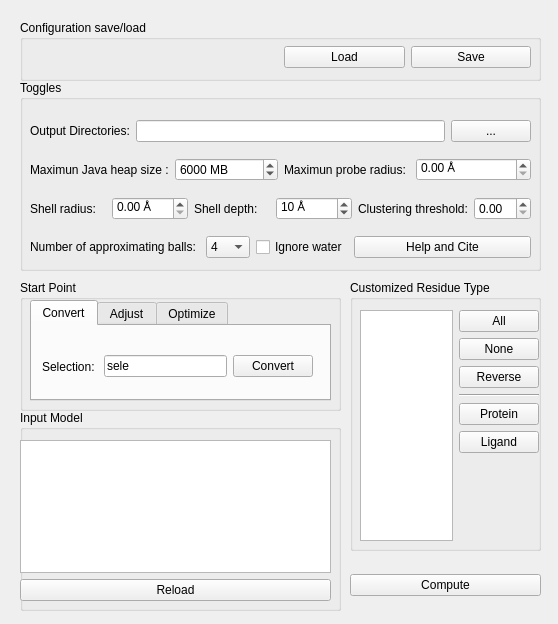
The window that Caver4/ui/caver.ui (YaoYinYing/caver-pymol-plugin) describes before a commit, drawn with Qt 5.
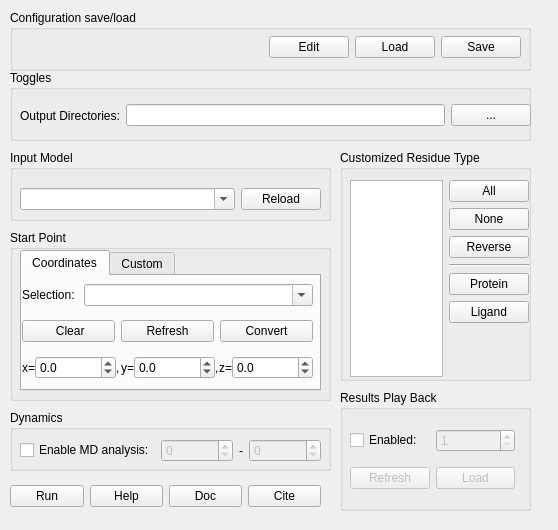
The same window after the commit.

The edit to the form file:
```diff
--- a/Caver4/ui/caver.ui
+++ b/Caver4/ui/caver.ui
@@ -7,19 +7,19 @@
     <x>0</x>
     <y>0</y>
     <width>558</width>
-    <height>624</height>
+    <height>530</height>
    </rect>
   </property>
   <property name="minimumSize">
    <size>
     <width>558</width>
-    <height>624</height>
+    <height>530</height>
    </size>
   </property>
   <property name="maximumSize">
    <size>
     <width>558</width>
-    <height>624</height>
+    <height>530</height>
    </size>
   </property>
   <property name="windowTitle">
@@ -28,8 +28,8 @@
   <widget class="QGroupBox" name="groupBox">
    <property name="geometry">
     <rect>
-     <x>20</x>
-     <y>20</y>
+     <x>10</x>
+     <y>10</y>
      <width>521</width>
      <height>61</height>
     </rect>
@@ -49,6 +49,12 @@
     <layout class="QHBoxLayout" name="horizontalLayout_9">
      <item>
       <widget class="QLabel" name="label_configStatus">
+       <property name="sizePolicy">
+        <sizepolicy hsizetype="Expanding" vsizetype="Preferred">
+         <horstretch>0</horstretch>
+         <verstretch>0</verstretch>
+        </sizepolicy>
+       </property>
        <property name="text">
         <string/>
        </property>
@@ -56,8 +62,27 @@
      </item>
      <item>
       <layout class="QHBoxLayout" name="horizontalLayout_10">
+       <item>
+        <widget class="QPushButton" name="pushButton_editConfig">
+         <property name="sizePolicy">
+          <sizepolicy hsizetype="Fixed" vsizetype="Fixed">
+           <horstretch>0</horstretch>
+           <verstretch>0</verstretch>
+          </sizepolicy>
+         </property>
+         <property name="text">
+          <string>Edit</string>
+         </property>
+        </widget>
+       </item>
        <item>
         <widget class="QPushButton" name="pushButton_loadConfig">
+         <property name="sizePolicy">
+          <sizepolicy hsizetype="Fixed" vsizetype="Fixed">
+           <horstretch>0</horstretch>
+           <verstretch>0</verstretch>
+          </sizepolicy>
+         </property>
          <property name="text">
           <string>Load</string>
          </property>
@@ -65,6 +90,12 @@
        </item>
        <item>
         <widget class="QPushButton" name="pushButton_saveConfig">
+         <property name="sizePolicy">
+          <sizepolicy hsizetype="Fixed" vsizetype="Fixed">
+           <horstretch>0</horstretch>
+           <verstretch>0</verstretch>
+          </sizepolicy>
+         </property>
          <property name="text">
           <string>Save</string>
          </property>
@@ -78,225 +109,45 @@
   <widget class="QGroupBox" name="groupBox_2">
    <property name="geometry">
     <rect>
-     <x>20</x>
-     <y>80</y>
+     <x>10</x>
+     <y>70</y>
      <width>521</width>
-     <height>191</height>
+     <height>71</height>
     </rect>
    </property>
    <property name="title">
     <string>Toggles</string>
    </property>
-   <widget class="QWidget" name="verticalLayoutWidget">
+   <widget class="QWidget" name="">
     <property name="geometry">
      <rect>
       <x>10</x>
-      <y>30</y>
-      <width>501</width>
-      <height>161</height>
+      <y>20</y>
+      <width>511</width>
+      <height>51</height>
      </rect>
     </property>
-    <layout class="QVBoxLayout" name="verticalLayout">
+    <layout class="QHBoxLayout" name="horizontalLayout_13">
      <item>
-      <layout class="QHBoxLayout" name="horizontalLayout_13">
+      <layout class="QHBoxLayout" name="horizontalLayout_12">
        <item>
-        <layout class="QHBoxLayout" name="horizontalLayout_12">
-         <item>
-          <widget class="QLabel" name="label_8">
-           <property name="text">
-            <string>Output Directories:</string>
-           </property>
-          </widget>
-         </item>
-         <item>
-          <widget class="QLineEdit" name="lineEdit_outputDir"/>
-         </item>
-        </layout>
-       </item>
-       <item>
-        <widget class="QPushButton" name="pushButton_openOutputDir">
+        <widget class="QLabel" name="label_8">
          <property name="text">
-          <string>...</string>
+          <string>Output Directories:</string>
          </property>
         </widget>
        </item>
-      </layout>
-     </item>
-     <item>
-      <layout class="QHBoxLayout" name="horizontalLayout_6">
        <item>
-        <layout class="QHBoxLayout" name="horizontalLayout">
-         <item>
-          <widget class="QLabel" name="label_2">
-           <property name="text">
-            <string>Maximun Java heap size :</string>
-           </property>
-          </widget>
-         </item>
-         <item>
-          <widget class="QSpinBox" name="spinBox_maxJavaHeapSize">
-           <property name="suffix">
-            <string> MB</string>
-           </property>
-           <property name="minimum">
-            <number>1024</number>
-           </property>
-           <property name="maximum">
-            <number>10240</number>
-           </property>
-           <property name="value">
-            <number>6000</number>
-           </property>
-          </widget>
-         </item>
-        </layout>
+        <widget class="QLineEdit" name="lineEdit_outputDir"/>
        </item>
-       <item>
-        <layout class="QHBoxLayout" name="horizontalLayout_2">
-         <item>
-          <widget class="QLabel" name="label_3">
-           <property name="text">
-            <string>Maximun probe radius: </string>
-           </property>
-          </widget>
-         </item>
-         <item>
-          <widget class="QDoubleSpinBox" name="doubleSpinBox_maxProRad">
-           <property name="suffix">
-            <string> Å</string>
-           </property>
-          </widget>
-         </item>
-        </layout>
-       </item>
       </layout>
      </item>
      <item>
-      <layout class="QHBoxLayout" name="horizontalLayout_7">
-       <item>
-        <layout class="QHBoxLayout" name="horizontalLayout_4">
-         <item>
-          <widget class="QLabel" name="label_5">
-           <property name="text">
-            <string>Shell radius:</string>
-           </property>
-          </widget>
-         </item>
-         <item>
-          <widget class="QDoubleSpinBox" name="doubleSpinBox_shellRad">
-           <property name="suffix">
-            <string> Å</string>
-           </property>
-          </widget>
-         </item>
-        </layout>
-       </item>
-       <item>
-        <layout class="QHBoxLayout" name="horizontalLayout_3">
-         <item>
-          <widget class="QLabel" name="label_4">
-           <property name="text">
-            <string>Shell depth:</string>
-           </property>
-          </widget>
-         </item>
-         <item>
-          <widget class="QSpinBox" name="spinBox_shellDepth">
-           <property name="suffix">
-            <string> Å</string>
-           </property>
-           <property name="minimum">
-            <number>1</number>
-           </property>
-           <property name="maximum">
-            <number>100</number>
-           </property>
-           <property name="value">
-            <number>10</number>
-           </property>
-          </widget>
-         </item>
-        </layout>
-       </item>
-       <item>
-        <layout class="QHBoxLayout" name="horizontalLayout_5">
-         <item>
-          <widget class="QLabel" name="label_6">
-           <property name="text">
-            <string>Clustering threshold:</string>
-           </property>
-          </widget>
-         </item>
-         <item>
-          <widget class="QDoubleSpinBox" name="doubleSpinBox_clusterThreshold"/>
-         </item>
-        </layout>
-       </item>
-      </layout>
-     </item>
-     <item>
-      <layout class="QHBoxLayout" name="horizontalLayout_11">
-       <item>
-        <layout class="QHBoxLayout" name="horizontalLayout_8">
-         <item>
-          <widget class="QLabel" name="label_7">
-           <property name="text">
-            <string>Number of approximating balls: </string>
-           </property>
-          </widget>
-         </item>
-         <item>
-          <widget class="QComboBox" name="comboBox_numApproxBalls">
-           <item>
-            <property name="text">
-             <string>4</string>
-            </property>
-           </item>
-           <item>
-            <property name="text">
-             <string>6</string>
-            </property>
-           </item>
-           <item>
-            <property name="text">
-             <string>8</string>
-            </property>
-           </item>
-           <item>
-            <property name="text">
-             <string>12</string>
-            </property>
-           </item>
-           <item>
-            <property name="text">
-             <string>20</string>
-            </property>
-           </item>
-          </widget>
-         </item>
-        </layout>
-       </item>
-       <item>
-        <widget class="QCheckBox" name="checkBox_ignoreWater">
-         <property name="sizePolicy">
-          <sizepolicy hsizetype="Fixed" vsizetype="Fixed">
-           <horstretch>0</horstretch>
-           <verstretch>0</verstretch>
-          </sizepolicy>
-         </property>
-         <property name="text">
-          <string>Ignore water</string>
-         </property>
-        </widget>
-       </item>
-       <item>
-        <widget class="QPushButton" name="pushButton_help">
-         <property name="text">
-          <string>Help and Cite</string>
-         </property>
-        </widget>
-       </item>
-      </layout>
+      <widget class="QPushButton" name="pushButton_openOutputDir">
+       <property name="text">
+        <string>...</string>
+       </property>
+      </widget>
      </item>
     </layout>
    </widget>
@@ -304,30 +155,40 @@
   <widget class="QGroupBox" name="groupBox_3">
    <property name="geometry">
     <rect>
-     <x>20</x>
-     <y>410</y>
+     <x>10</x>
+     <y>150</y>
      <width>321</width>
-     <height>201</height>
+     <height>71</height>
     </rect>
    </property>
    <property name="title">
     <string>Input Model</string>
    </property>
-   <widget class="QWidget" name="verticalLayoutWidget_2">
+   <widget class="QWidget" name="horizontalLayoutWidget_2">
     <property name="geometry">
      <rect>
-      <x>0</x>
+      <x>10</x>
       <y>30</y>
-      <width>311</width>
-      <height>161</height>
+      <width>301</width>
+      <height>38</height>
      </rect>
     </property>
-    <layout class="QVBoxLayout" name="verticalLayout_2">
+    <layout class="QHBoxLayout" name="horizontalLayout">
      <item>
-      <widget class="QListWidget" name="listWidget_inputModel"/>
+      <widget class="QComboBox" name="comboBox_inputModel">
+       <property name="editable">
+        <bool>true</bool>
+       </property>
+      </widget>
      </item>
      <item>
       <widget class="QPushButton" name="pushButton_reloadInputModel">
+       <property name="sizePolicy">
+        <sizepolicy hsizetype="Fixed" vsizetype="Fixed">
+         <horstretch>0</horstretch>
+         <verstretch>0</verstretch>
+        </sizepolicy>
+       </property>
        <property name="text">
         <string>Reload</string>
        </property>
@@ -339,14 +200,14 @@
   <widget class="QGroupBox" name="groupBox_4">
    <property name="geometry">
     <rect>
-     <x>20</x>
-     <y>280</y>
+     <x>10</x>
+     <y>230</y>
      <width>321</width>
-     <height>131</height>
+     <height>171</height>
     </rect>
    </property>
    <property name="title">
-    <string>Start Point</string>
+    <string>Start Point </string>
    </property>
    <widget class="QTabWidget" name="tabWidget">
     <property name="geometry">
@@ -354,26 +215,26 @@
       <x>10</x>
       <y>20</y>
       <width>301</width>
-      <height>101</height>
+      <height>141</height>
      </rect>
     </property>
     <property name="currentIndex">
      <number>0</number>
     </property>
-    <widget class="QWidget" name="tab_convert">
+    <widget class="QWidget" name="tab_coordinates">
      <attribute name="title">
-      <string>Convert</string>
+      <string>Coordinates</string>
      </attribute>
-     <widget class="QWidget" name="horizontalLayoutWidget_15">
+     <widget class="QWidget" name="verticalLayoutWidget_4">
       <property name="geometry">
        <rect>
-        <x>10</x>
-        <y>20</y>
-        <width>271</width>
-        <height>41</height>
+        <x>0</x>
+        <y>0</y>
+        <width>291</width>
+        <height>111</height>
        </rect>
       </property>
-      <layout class="QHBoxLayout" name="horizontalLayout_15">
+      <layout class="QVBoxLayout" name="verticalLayout_3">
        <item>
         <layout class="QHBoxLayout" name="horizontalLayout_14">
          <item>
@@ -384,188 +245,209 @@
           </widget>
          </item>
          <item>
-          <widget class="QLineEdit" name="lineEdit_startPointSele">
-           <property name="text">
-            <string>sele</string>
+          <widget class="QComboBox" name="comboBox_startPointSele">
+           <property name="sizePolicy">
+            <sizepolicy hsizetype="Expanding" vsizetype="Fixed">
+             <horstretch>0</horstretch>
+             <verstretch>0</verstretch>
+            </sizepolicy>
            </property>
+           <property name="editable">
+            <bool>true</bool>
+           </property>
           </widget>
          </item>
         </layout>
        </item>
        <item>
-        <widget class="QPushButton" name="pushButton_convertStartPointSele">
-         <property name="text">
-          <string>Convert</string>
-         </property>
-        </widget>
-       </item>
-      </layout>
-     </widget>
-    </widget>
-    <widget class="QWidget" name="tab_adjust">
-     <attribute name="title">
-      <string>Adjust</string>
-     </attribute>
-     <widget class="QWidget" name="horizontalLayoutWidget_19">
-      <property name="geometry">
-       <rect>
-        <x>10</x>
-        <y>20</y>
-        <width>271</width>
-        <height>31</height>
-       </rect>
-      </property>
-      <layout class="QHBoxLayout" name="horizontalLayout_19">
-       <property name="spacing">
-        <number>0</number>
-       </property>
-       <item>
-        <layout class="QHBoxLayout" name="horizontalLayout_16">
+        <layout class="QHBoxLayout" name="horizontalLayout_15">
          <item>
-          <widget class="QLabel" name="label_10">
+          <widget class="QPushButton" name="pushButton_clearStartPointSele">
            <property name="text">
-            <string>x=</string>
+            <string> Clear</string>
            </property>
           </widget>
          </item>
          <item>
-          <widget class="QDoubleSpinBox" name="doubleSpinBox_x">
-           <property name="suffix">
-            <string/>
+          <widget class="QPushButton" name="pushButton_RefreshSelection">
+           <property name="text">
+            <string>Refresh</string>
            </property>
-           <property name="decimals">
-            <number>1</number>
+          </widget>
+         </item>
+         <item>
+          <widget class="QPushButton" name="pushButton_convertStartPointSele">
+           <property name="text">
+            <string>Convert</string>
            </property>
-           <property name="minimum">
-            <double>-100000.000000000000000</double>
-           </property>
-           <property name="maximum">
-            <double>100000.000000000000000</double>
-           </property>
           </widget>
          </item>
         </layout>
        </item>
        <item>
-        <widget class="QLabel" name="label_11">
-         <property name="text">
-          <string>,</string>
+        <layout class="QHBoxLayout" name="horizontalLayout_27">
+         <property name="spacing">
+          <number>0</number>
          </property>
-        </widget>
-       </item>
-       <item>
-        <layout class="QHBoxLayout" name="horizontalLayout_18">
          <item>
-          <widget class="QLabel" name="label_15">
+          <layout class="QHBoxLayout" name="horizontalLayout_28">
+           <item>
+            <widget class="QLabel" name="label_20">
+             <property name="text">
+              <string>x=</string>
+             </property>
+            </widget>
+           </item>
+           <item>
+            <widget class="QDoubleSpinBox" name="doubleSpinBox_x_3">
+             <property name="suffix">
+              <string/>
+             </property>
+             <property name="decimals">
+              <number>1</number>
+             </property>
+             <property name="minimum">
+              <double>-100000.000000000000000</double>
+             </property>
+             <property name="maximum">
+              <double>100000.000000000000000</double>
+             </property>
+            </widget>
+           </item>
+          </layout>
+         </item>
+         <item>
+          <widget class="QLabel" name="label_21">
            <property name="text">
-            <string>z=</string>
+            <string>,</string>
            </property>
           </widget>
          </item>
          <item>
-          <widget class="QDoubleSpinBox" name="doubleSpinBox_y">
-           <property name="suffix">
-            <string/>
-           </property>
-           <property name="decimals">
-            <number>1</number>
-           </property>
-           <property name="minimum">
-            <double>-100000.000000000000000</double>
-           </property>
-           <property name="maximum">
-            <double>100000.000000000000000</double>
-           </property>
-          </widget>
+          <layout class="QHBoxLayout" name="horizontalLayout_29">
+           <item>
+            <widget class="QLabel" name="label_22">
+             <property name="text">
+              <string>y=</string>
+             </property>
+            </widget>
+           </item>
+           <item>
+            <widget class="QDoubleSpinBox" name="doubleSpinBox_y_3">
+             <property name="suffix">
+              <string/>
+             </property>
+             <property name="decimals">
+              <number>1</number>
+             </property>
+             <property name="minimum">
+              <double>-100000.000000000000000</double>
+             </property>
+             <property name="maximum">
+              <double>100000.000000000000000</double>
+             </property>
+            </widget>
+           </item>
+          </layout>
          </item>
-        </layout>
-       </item>
-       <item>
-        <widget class="QLabel" name="label_12">
-         <property name="text">
-          <string>,</string>
-         </property>
-        </widget>
-       </item>
-       <item>
-        <layout class="QHBoxLayout" name="horizontalLayout_17">
          <item>
-          <widget class="QLabel" name="label_13">
+          <widget class="QLabel" name="label_23">
            <property name="text">
-            <string>y=</string>
+            <string>,</string>
            </property>
           </widget>
          </item>
          <item>
-          <widget class="QDoubleSpinBox" name="doubleSpinBox_z">
-           <property name="suffix">
-            <string/>
-           </property>
-           <property name="decimals">
-            <number>1</number>
-           </property>
-           <property name="minimum">
-            <double>-100000.000000000000000</double>
-           </property>
-           <property name="maximum">
-            <double>100000.000000000000000</double>
-           </property>
-          </widget>
+          <layout class="QHBoxLayout" name="horizontalLayout_30">
+           <item>
+            <widget class="QLabel" name="label_24">
+             <property name="text">
+              <string>z=</string>
+             </property>
+            </widget>
+           </item>
+           <item>
+            <widget class="QDoubleSpinBox" name="doubleSpinBox_z_3">
+             <property name="suffix">
+              <string/>
+             </property>
+             <property name="decimals">
+              <number>1</number>
+             </property>
+             <property name="minimum">
+              <double>-100000.000000000000000</double>
+             </property>
+             <property name="maximum">
+              <double>100000.000000000000000</double>
+             </property>
+            </widget>
+           </item>
+          </layout>
          </item>
         </layout>
        </item>
       </layout>
      </widget>
     </widget>
-    <widget class="QWidget" name="tab_optimize">
+    <widget class="QWidget" name="tab_atoms">
      <attribute name="title">
-      <string>Optimize</string>
+      <string>Custom</string>
      </attribute>
-     <widget class="QWidget" name="verticalLayoutWidget_3">
+     <widget class="QWidget" name="verticalLayoutWidget_2">
       <property name="geometry">
        <rect>
         <x>10</x>
         <y>10</y>
-        <width>271</width>
-        <height>51</height>
+        <width>281</width>
+        <height>106</height>
        </rect>
       </property>
-      <layout class="QVBoxLayout" name="verticalLayout_4">
+      <layout class="QVBoxLayout" name="verticalLayout_2">
        <item>
-        <layout class="QHBoxLayout" name="horizontalLayout_20">
+        <layout class="QHBoxLayout" name="horizontalLayout_4">
          <item>
-          <widget class="QLabel" name="label_14">
+          <widget class="QRadioButton" name="radioButton_startAsAtoms">
+           <property name="sizePolicy">
+            <sizepolicy hsizetype="Fixed" vsizetype="Fixed">
+             <horstretch>0</horstretch>
+             <verstretch>0</verstretch>
+            </sizepolicy>
+           </property>
            <property name="text">
-            <string>Maximum distance:</string>
+            <string>Atoms</string>
            </property>
           </widget>
          </item>
          <item>
-          <widget class="QDoubleSpinBox" name="doubleSpinBox_maxDist">
-           <property name="suffix">
-            <string> Å</string>
+          <widget class="QRadioButton" name="radioButton_startAsResidues">
+           <property name="sizePolicy">
+            <sizepolicy hsizetype="Fixed" vsizetype="Fixed">
+             <horstretch>0</horstretch>
+             <verstretch>0</verstretch>
+            </sizepolicy>
+           </property>
+           <property name="text">
+            <string>Residues</string>
+           </property>
+          </widget>
+         </item>
+         <item>
+          <widget class="QRadioButton" name="radioButton_startAsCoords">
+           <property name="sizePolicy">
+            <sizepolicy hsizetype="Fixed" vsizetype="Fixed">
+             <horstretch>0</horstretch>
+             <verstretch>0</verstretch>
+            </sizepolicy>
+           </property>
+           <property name="text">
+            <string>Coordinates</string>
            </property>
           </widget>
          </item>
         </layout>
        </item>
        <item>
-        <layout class="QHBoxLayout" name="horizontalLayout_21">
-         <item>
-          <widget class="QLabel" name="label_16">
-           <property name="text">
-            <string>Desired distance:</string>
-           </property>
-          </widget>
-         </item>
-         <item>
-          <widget class="QDoubleSpinBox" name="doubleSpinBox_desiredDist">
-           <property name="suffix">
-            <string> Å</string>
-           </property>
-          </widget>
-         </item>
-        </layout>
+        <widget class="QTextEdit" name="textEdit_startpoint"/>
        </item>
       </layout>
      </widget>
@@ -575,17 +457,62 @@
   <widget class="QWidget" name="horizontalLayoutWidget_22">
    <property name="geometry">
     <rect>
-     <x>350</x>
-     <y>560</y>
-     <width>191</width>
-     <height>51</height>
+     <x>10</x>
+     <y>480</y>
+     <width>311</width>
+     <height>32</height>
     </rect>
    </property>
    <layout class="QHBoxLayout" name="horizontalLayout_22">
     <item>
      <widget class="QPushButton" name="pushButton_compute">
+      <property name="sizePolicy">
+       <sizepolicy hsizetype="Minimum" vsizetype="Fixed">
+        <horstretch>0</horstretch>
+        <verstretch>0</verstretch>
+       </sizepolicy>
+      </property>
       <property name="text">
-       <string>Compute</string>
+       <string>Run</string>
+      </property>
+     </widget>
+    </item>
+    <item>
+     <widget class="QPushButton" name="pushButton_help">
+      <property name="sizePolicy">
+       <sizepolicy hsizetype="Fixed" vsizetype="Fixed">
+        <horstretch>0</horstretch>
+        <verstretch>0</verstretch>
+       </sizepolicy>
+      </property>
+      <property name="text">
+       <string>Help</string>
+      </property>
+     </widget>
+    </item>
+    <item>
+     <widget class="QPushButton" name="pushButton_doc">
+      <property name="sizePolicy">
+       <sizepolicy hsizetype="Fixed" vsizetype="Fixed">
+        <horstretch>0</horstretch>
+        <verstretch>0</verstretch>
+       </sizepolicy>
+      </property>
+      <property name="text">
+       <string>Doc</string>
+      </property>
+     </widget>
+    </item>
+    <item>
+     <widget class="QPushButton" name="pushButton_cite">
+      <property name="sizePolicy">
+       <sizepolicy hsizetype="Fixed" vsizetype="Fixed">
+        <horstretch>0</horstretch>
+        <verstretch>0</verstretch>
+       </sizepolicy>
+      </property>
+      <property name="text">
+       <string>Cite</string>
       </property>
      </widget>
     </item>
@@ -594,10 +521,10 @@
   <widget class="QGroupBox" name="groupBox_5">
    <property name="geometry">
     <rect>
-     <x>350</x>
-     <y>280</y>
+     <x>340</x>
+     <y>150</y>
      <width>191</width>
-     <height>271</height>
+     <height>231</height>
     </rect>
    </property>
    <property name="title">
@@ -609,12 +536,19 @@
       <x>10</x>
       <y>30</y>
       <width>179</width>
-      <height>231</height>
+      <height>197</height>
      </rect>
     </property>
     <layout class="QHBoxLayout" name="horizontalLayout_23">
      <item>
-      <widget class="QListView" name="listView_residueType"/>
+      <widget class="QListView" name="listView_residueType">
+       <property name="sizePolicy">
+        <sizepolicy hsizetype="Preferred" vsizetype="Expanding">
+         <horstretch>0</horstretch>
+         <verstretch>0</verstretch>
+        </sizepolicy>
+       </property>
+      </widget>
      </item>
      <item>
       <layout class="QVBoxLayout" name="verticalLayout_6">
@@ -622,6 +556,12 @@
         <layout class="QVBoxLayout" name="verticalLayout_5">
          <item>
           <widget class="QPushButton" name="pushButton_allAA">
+           <property name="sizePolicy">
+            <sizepolicy hsizetype="Minimum" vsizetype="Fixed">
+             <horstretch>0</horstretch>
+             <verstretch>0</verstretch>
+            </sizepolicy>
+           </property>
            <property name="text">
             <string>All</string>
            </property>
@@ -629,6 +569,12 @@
          </item>
          <item>
           <widget class="QPushButton" name="pushButton_noneAA">
+           <property name="sizePolicy">
+            <sizepolicy hsizetype="Minimum" vsizetype="Fixed">
+             <horstretch>0</horstretch>
+             <verstretch>0</verstretch>
+            </sizepolicy>
+           </property>
            <property name="text">
             <string>None</string>
            </property>
@@ -636,6 +582,12 @@
          </item>
          <item>
           <widget class="QPushButton" name="pushButton_reverseAAsel">
+           <property name="sizePolicy">
+            <sizepolicy hsizetype="Minimum" vsizetype="Fixed">
+             <horstretch>0</horstretch>
+             <verstretch>0</verstretch>
+            </sizepolicy>
+           </property>
            <property name="text">
             <string>Reverse</string>
            </property>
@@ -650,6 +602,12 @@
          </item>
          <item>
           <widget class="QPushButton" name="pushButton_proteinResn">
+           <property name="sizePolicy">
+            <sizepolicy hsizetype="Minimum" vsizetype="Fixed">
+             <horstretch>0</horstretch>
+             <verstretch>0</verstretch>
+            </sizepolicy>
+           </property>
            <property name="text">
             <string>Protein</string>
            </property>
@@ -657,6 +615,12 @@
          </item>
          <item>
           <widget class="QPushButton" name="pushButton_ligandResn">
+           <property name="sizePolicy">
+            <sizepolicy hsizetype="Minimum" vsizetype="Fixed">
+             <horstretch>0</horstretch>
+             <verstretch>0</verstretch>
+            </sizepolicy>
+           </property>
            <property name="text">
             <string>Ligand</string>
            </property>
@@ -682,6 +646,166 @@
     </layout>
    </widget>
   </widget>
+  <widget class="QGroupBox" name="groupBox_6">
+   <property name="geometry">
+    <rect>
+     <x>340</x>
+     <y>390</y>
+     <width>191</width>
+     <height>121</height>
+    </rect>
+   </property>
+   <property name="title">
+    <string>Results Play Back</string>
+   </property>
+   <widget class="QWidget" name="verticalLayoutWidget">
+    <property name="geometry">
+     <rect>
+      <x>10</x>
+      <y>30</y>
+      <width>165</width>
+      <height>80</height>
+     </rect>
+    </property>
+    <layout class="QVBoxLayout" name="verticalLayout">
+     <item>
+      <layout class="QHBoxLayout" name="horizontalLayout_2">
+       <item>
+        <widget class="QCheckBox" name="checkBox_EnablePlayBack">
+         <property name="text">
+          <string>Enabled:</string>
+         </property>
+        </widget>
+       </item>
+       <item>
+        <widget class="QSpinBox" name="spinBox_RunID">
+         <property name="enabled">
+          <bool>false</bool>
+         </property>
+         <property name="minimum">
+          <number>1</number>
+         </property>
+         <property name="maximum">
+          <number>999</number>
+         </property>
+        </widget>
+       </item>
+      </layout>
+     </item>
+     <item>
+      <layout class="QHBoxLayout" name="horizontalLayout_3">
+       <item>
+        <widget class="QPushButton" name="pushButton_RefreshRunID">
+         <property name="enabled">
+          <bool>false</bool>
+         </property>
+         <property name="text">
+          <string>Refresh</string>
+         </property>
+        </widget>
+       </item>
+       <item>
+        <widget class="QPushButton" name="pushButton_LoadRunID">
+         <property name="enabled">
+          <bool>false</bool>
+         </property>
+         <property name="text">
+          <string>Load</string>
+         </property>
+        </widget>
+       </item>
+      </layout>
+     </item>
+    </layout>
+   </widget>
+  </widget>
+  <widget class="QGroupBox" name="groupBox_7">
+   <property name="geometry">
+    <rect>
+     <x>10</x>
+     <y>410</y>
+     <width>321</width>
+     <height>61</height>
+    </rect>
+   </property>
+   <property name="title">
+    <string>Dynamics</string>
+   </property>
+   <widget class="QWidget" name="">
+    <property name="geometry">
+     <rect>
+      <x>10</x>
+      <y>20</y>
+      <width>301</width>
+      <height>41</height>
+     </rect>
+    </property>
+    <layout class="QHBoxLayout" name="horizontalLayout_8">
+     <item>
+      <widget class="QCheckBox" name="checkBox_MD">
+       <property name="text">
+        <string>Enable MD analysis:</string>
+       </property>
+      </widget>
+     </item>
+     <item>
+      <layout class="QHBoxLayout" name="horizontalLayout_24">
+       <item>
+        <widget class="QSpinBox" name="spinBox_MD_StateMin">
+         <property name="enabled">
+          <bool>false</bool>
+         </property>
+         <property name="sizePolicy">
+          <sizepolicy hsizetype="Expanding" vsizetype="Fixed">
+           <horstretch>0</horstretch>
+           <verstretch>0</verstretch>
+          </sizepolicy>
+         </property>
+         <property name="suffix">
+          <string/>
+         </property>
+         <property name="minimum">
+          <number>-1</number>
+         </property>
+         <property name="maximum">
+          <number>999999</number>
+         </property>
+        </widget>
+       </item>
+       <item>
+        <widget class="QLabel" name="label">
+         <property name="text">
+          <string>-</string>
+         </property>
+         <property name="alignment">
+          <set>Qt::AlignCenter</set>
+         </property>
+        </widget>
+       </item>
+       <item>
+        <widget class="QSpinBox" name="spinBox_MD_StateMax">
+         <property name="enabled">
+          <bool>false</bool>
+         </property>
+         <property name="sizePolicy">
+          <sizepolicy hsizetype="Expanding" vsizetype="Fixed">
+           <horstretch>0</horstretch>
+           <verstretch>0</verstretch>
+          </sizepolicy>
+         </property>
+         <property name="minimum">
+          <number>-1</number>
+         </property>
+         <property name="maximum">
+          <number>999999</number>
+         </property>
+        </widget>
+       </item>
+      </layout>
+     </item>
+    </layout>
+   </widget>
+  </widget>
  </widget>
  <resources/>
  <connections/>
```
Left out of the diff: 83 changed lines with no effect on the pictures.
